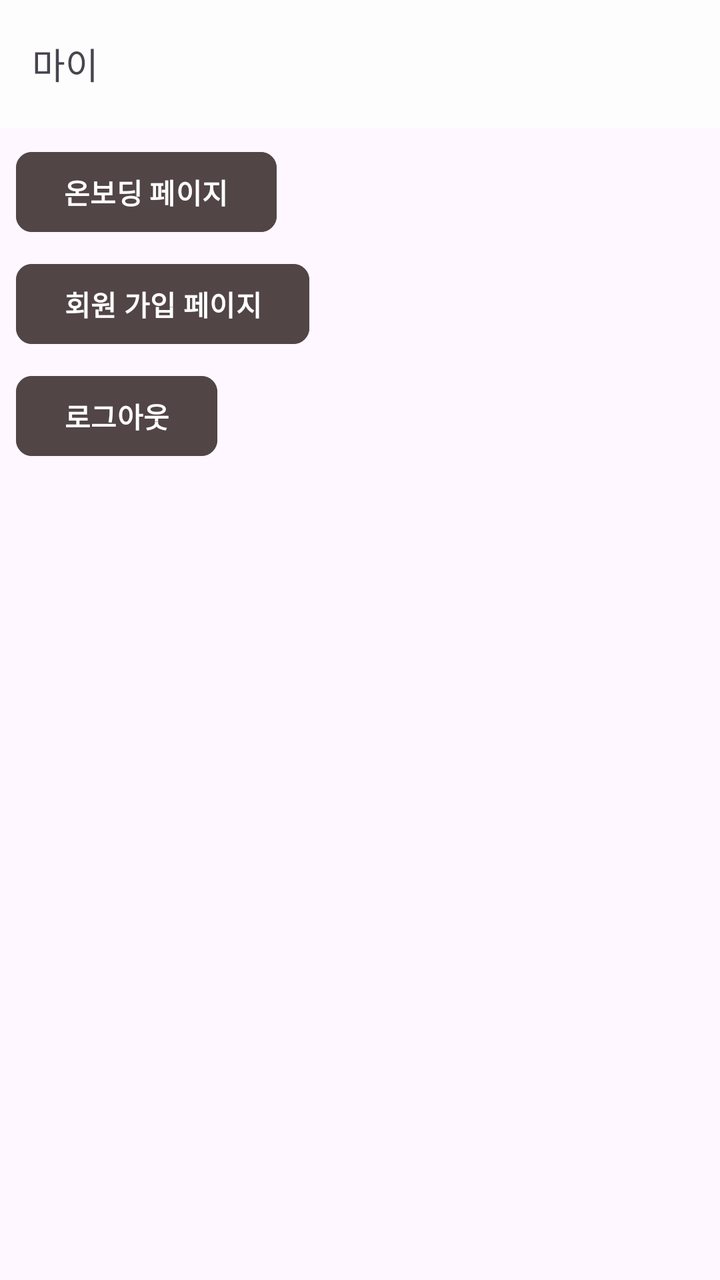
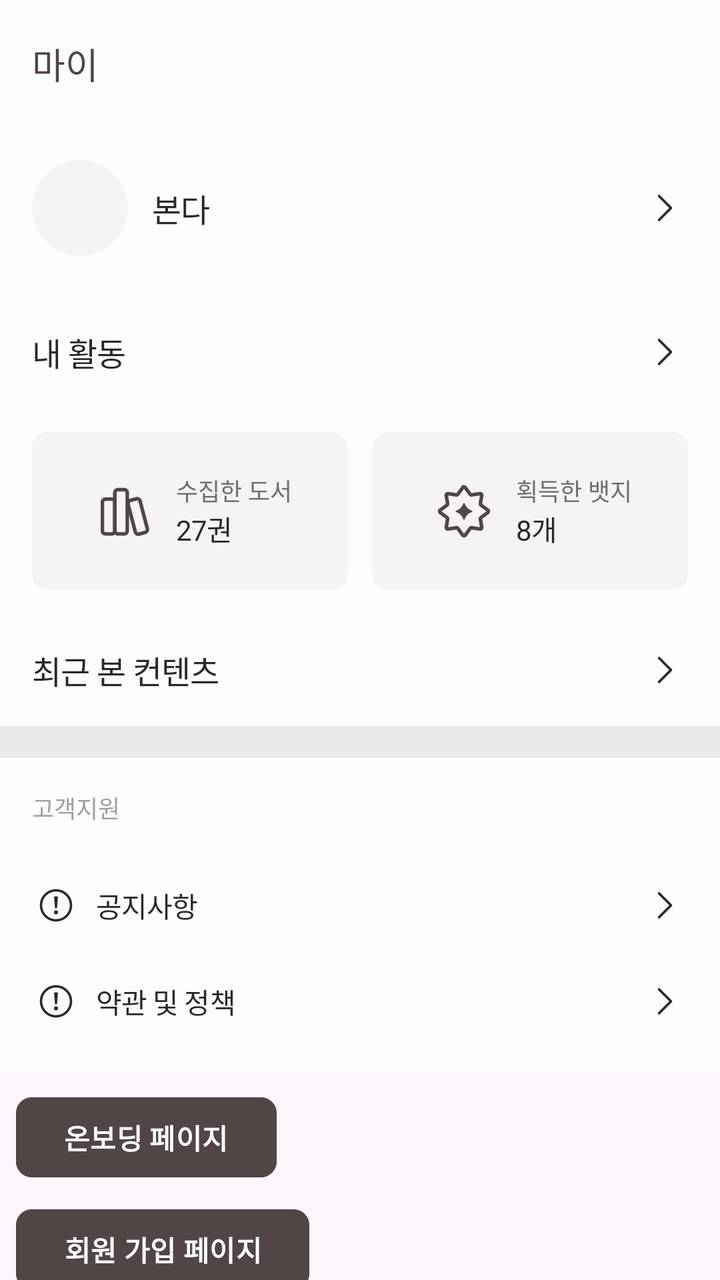

Two renders of the same Android screen: before a commit and after it. Below are the layout's source before the change and the commit's diff.
<!-- AndroidManifest.xml: application theme Theme.Bonda -->
<!-- res/layout/fragment_home_profile.xml -->
<?xml version="1.0" encoding="utf-8"?>
<androidx.coordinatorlayout.widget.CoordinatorLayout xmlns:android="http://schemas.android.com/apk/res/android"
    xmlns:app="http://schemas.android.com/apk/res-auto"
    android:layout_width="match_parent"
    android:layout_height="match_parent">

    <com.google.android.material.appbar.AppBarLayout
        android:layout_width="match_parent"
        android:layout_height="wrap_content">

        <com.google.android.material.appbar.MaterialToolbar
            android:layout_width="match_parent"
            android:layout_height="wrap_content"
            android:background="@color/surface_default_tertiary"
            app:layout_scrollFlags="scroll|enterAlways"
            app:title="마이"
            app:titleTextAppearance="@style/Title2" />

    </com.google.android.material.appbar.AppBarLayout>

    <androidx.core.widget.NestedScrollView
        android:layout_width="match_parent"
        android:layout_height="match_parent"
        app:layout_behavior="@string/appbar_scrolling_view_behavior">
        <androidx.constraintlayout.widget.ConstraintLayout
            android:layout_width="match_parent"
            android:layout_height="match_parent">

            <com.google.android.material.button.MaterialButton
                android:id="@+id/button_onboarding"
                style="@style/Widget.Bonda.Button.Primary"
                android:layout_width="wrap_content"
                android:layout_height="wrap_content"
                android:layout_margin="8dp"
                android:text="온보딩 페이지"
                app:layout_constraintStart_toStartOf="parent"
                app:layout_constraintTop_toTopOf="parent" />

            <com.google.android.material.button.MaterialButton
                android:id="@+id/button_books"
                style="@style/Widget.Bonda.Button.Primary"
                android:layout_width="0dp"
                android:layout_height="wrap_content"
                android:layout_margin="8dp"
                android:text="회원 가입 페이지"
                app:layout_constraintStart_toStartOf="parent"
                app:layout_constraintTop_toBottomOf="@id/button_onboarding" />

            <com.google.android.material.button.MaterialButton
                android:id="@+id/button_sign_in"
                style="@style/Widget.Bonda.Button.Primary"
                android:layout_width="0dp"
                android:layout_height="wrap_content"
                android:layout_margin="8dp"
                android:text="로그아웃"
                app:layout_constraintStart_toStartOf="parent"
                app:layout_constraintTop_toBottomOf="@id/button_books" />

        </androidx.constraintlayout.widget.ConstraintLayout>
    </androidx.core.widget.NestedScrollView>

</androidx.coordinatorlayout.widget.CoordinatorLayout>
<!-- resources referenced by this layout -->
<resources>
  <!-- unchanged entries left out for length: 6 -->
</resources>

<!-- the commit's change to res/layout/fragment_home_profile.xml (unified diff, before → after) -->
@@ -1,62 +1,431 @@
 <?xml version="1.0" encoding="utf-8"?>
-<androidx.coordinatorlayout.widget.CoordinatorLayout xmlns:android="http://schemas.android.com/apk/res/android"
+<androidx.constraintlayout.widget.ConstraintLayout xmlns:android="http://schemas.android.com/apk/res/android"
     xmlns:app="http://schemas.android.com/apk/res-auto"
     android:layout_width="match_parent"
     android:layout_height="match_parent">
 
     <com.google.android.material.appbar.AppBarLayout
-        android:layout_width="match_parent"
-        android:layout_height="wrap_content">
+        android:id="@+id/appbar_layout"
+        android:layout_width="0dp"
+        android:layout_height="wrap_content"
+        app:layout_constraintEnd_toEndOf="parent"
+        app:layout_constraintStart_toStartOf="parent"
+        app:layout_constraintTop_toTopOf="parent">
 
         <com.google.android.material.appbar.MaterialToolbar
             android:layout_width="match_parent"
             android:layout_height="wrap_content"
             android:background="@color/surface_default_tertiary"
-            app:layout_scrollFlags="scroll|enterAlways"
             app:title="마이"
-            app:titleTextAppearance="@style/Title2" />
+            app:titleTextAppearance="@style/Title2"
+            app:titleTextColor="@color/text_accent_primary" />
 
     </com.google.android.material.appbar.AppBarLayout>
 
-    <androidx.core.widget.NestedScrollView
-        android:layout_width="match_parent"
-        android:layout_height="match_parent"
-        app:layout_behavior="@string/appbar_scrolling_view_behavior">
-        <androidx.constraintlayout.widget.ConstraintLayout
-            android:layout_width="match_parent"
-            android:layout_height="match_parent">
-
-            <com.google.android.material.button.MaterialButton
-                android:id="@+id/button_onboarding"
-                style="@style/Widget.Bonda.Button.Primary"
-                android:layout_width="wrap_content"
-                android:layout_height="wrap_content"
-                android:layout_margin="8dp"
-                android:text="온보딩 페이지"
-                app:layout_constraintStart_toStartOf="parent"
+    <androidx.constraintlayout.widget.ConstraintLayout
+        android:id="@+id/constraint_layout"
+        android:layout_width="0dp"
+        android:layout_height="wrap_content"
+        android:background="@color/surface_default_tertiary"
+        android:padding="16dp"
+        app:layout_constraintEnd_toEndOf="parent"
+        app:layout_constraintStart_toStartOf="parent"
+        app:layout_constraintTop_toBottomOf="@id/appbar_layout">
+
+        <androidx.constraintlayout.widget.ConstraintLayout
+            android:id="@+id/button_profile"
+            android:layout_width="0dp"
+            android:layout_height="wrap_content"
+            android:clickable="true"
+            android:focusable="true"
+            android:foreground="?attr/selectableItemBackground"
+            app:layout_constraintEnd_toEndOf="parent"
+            app:layout_constraintStart_toStartOf="parent"
+            app:layout_constraintTop_toTopOf="parent">
+
+            <com.google.android.material.imageview.ShapeableImageView
+                android:id="@+id/profile_image"
+                android:layout_width="48dp"
+                android:layout_height="48dp"
+                android:background="@color/surface_default_primary"
+                android:foreground="@drawable/ic_avatar_foreground"
+                android:foregroundTint="#D9D8D7"
+                android:scaleType="centerCrop"
+                app:layout_constraintBottom_toBottomOf="parent"
+                app:layout_constraintStart_toStartOf="parent"
+                app:layout_constraintTop_toTopOf="parent"
+                app:shapeAppearanceOverlay="@style/ShapeAppearance.MaterialComponents.CircleImage" />
+
+            <com.google.android.material.textview.MaterialTextView
+                android:id="@+id/text_username"
+                android:layout_width="0dp"
+                android:layout_height="wrap_content"
+                android:layout_marginHorizontal="12dp"
+                android:text="본다"
+                android:textAppearance="@style/Body1"
+                android:textColor="@color/text_default_primary"
+                app:layout_constraintBottom_toBottomOf="parent"
+                app:layout_constraintEnd_toStartOf="@id/arrow_username"
+                app:layout_constraintStart_toEndOf="@id/profile_image"
                 app:layout_constraintTop_toTopOf="parent" />
 
-            <com.google.android.material.button.MaterialButton
-                android:id="@+id/button_books"
-                style="@style/Widget.Bonda.Button.Primary"
+            <com.google.android.material.imageview.ShapeableImageView
+                android:id="@+id/arrow_username"
+                android:layout_width="wrap_content"
+                android:layout_height="wrap_content"
+                android:src="@drawable/ic_navigation_next_24dp"
+                app:layout_constraintBottom_toBottomOf="parent"
+                app:layout_constraintEnd_toEndOf="parent"
+                app:layout_constraintTop_toTopOf="parent"
+                app:tint="@color/text_default_primary" />
+
+        </androidx.constraintlayout.widget.ConstraintLayout>
+
+        <androidx.constraintlayout.widget.ConstraintLayout
+            android:id="@+id/button_activity"
+            android:layout_width="0dp"
+            android:layout_height="wrap_content"
+            android:layout_marginTop="36dp"
+            android:clickable="true"
+            android:focusable="true"
+            android:foreground="?attr/selectableItemBackground"
+            app:layout_constraintEnd_toEndOf="parent"
+            app:layout_constraintStart_toStartOf="parent"
+            app:layout_constraintTop_toBottomOf="@id/button_profile">
+
+            <com.google.android.material.textview.MaterialTextView
+                android:layout_width="wrap_content"
+                android:layout_height="wrap_content"
+                android:text="내 활동"
+                android:textAppearance="@style/Body1"
+                android:textColor="@color/text_default_primary"
+                app:layout_constraintBottom_toBottomOf="parent"
+                app:layout_constraintStart_toStartOf="parent"
+                app:layout_constraintTop_toTopOf="parent" />
+
+            <com.google.android.material.imageview.ShapeableImageView
+                android:layout_width="wrap_content"
+                android:layout_height="wrap_content"
+                android:src="@drawable/ic_navigation_next_24dp"
+                app:layout_constraintBottom_toBottomOf="parent"
+                app:layout_constraintEnd_toEndOf="parent"
+                app:layout_constraintTop_toTopOf="parent"
+                app:tint="@color/text_default_primary" />
+
+        </androidx.constraintlayout.widget.ConstraintLayout>
+
+        <androidx.constraintlayout.widget.ConstraintLayout
+            android:id="@+id/constraintLayout2"
+            android:layout_width="0dp"
+            android:layout_height="wrap_content"
+            android:layout_marginTop="28dp"
+            app:layout_constraintEnd_toEndOf="parent"
+            app:layout_constraintStart_toStartOf="parent"
+            app:layout_constraintTop_toBottomOf="@id/button_activity">
+
+            <com.google.android.material.card.MaterialCardView
+                android:id="@+id/button_my_books"
                 android:layout_width="0dp"
-                android:layout_height="wrap_content"
-                android:layout_margin="8dp"
-                android:text="회원 가입 페이지"
-                app:layout_constraintStart_toStartOf="parent"
-                app:layout_constraintTop_toBottomOf="@id/button_onboarding" />
-
-            <com.google.android.material.button.MaterialButton
-                android:id="@+id/button_sign_in"
-                style="@style/Widget.Bonda.Button.Primary"
+                android:layout_height="0dp"
+                android:backgroundTint="@color/background_default_secondary"
+                android:clickable="true"
+                android:focusable="true"
+                android:foreground="?attr/selectableItemBackground"
+                app:cardCornerRadius="8dp"
+                app:layout_constraintBottom_toBottomOf="parent"
+                app:layout_constraintDimensionRatio="2:1"
+                app:layout_constraintEnd_toStartOf="@id/button_my_badges"
+                app:layout_constraintStart_toStartOf="parent"
+                app:layout_constraintTop_toTopOf="parent"
+                app:strokeWidth="0dp">
+
+                <androidx.constraintlayout.widget.ConstraintLayout
+                    android:layout_width="wrap_content"
+                    android:layout_height="wrap_content"
+                    android:layout_gravity="center">
+
+                    <com.google.android.material.imageview.ShapeableImageView
+                        android:id="@+id/ic_my_books"
+                        android:layout_width="36dp"
+                        android:layout_height="36dp"
+                        android:src="@drawable/ic_description_books_24dp"
+                        app:layout_constraintBottom_toBottomOf="parent"
+                        app:layout_constraintStart_toStartOf="parent"
+                        app:layout_constraintTop_toTopOf="parent"
+                        app:tint="@color/border_accent_primary" />
+
+                    <com.google.android.material.textview.MaterialTextView
+                        android:id="@+id/button_my_books_header"
+                        android:layout_width="wrap_content"
+                        android:layout_height="wrap_content"
+                        android:layout_marginStart="8dp"
+                        android:text="수집한 도서"
+                        android:textAppearance="@style/Caption3"
+                        android:textColor="@color/text_default_secondary"
+                        app:layout_constraintBottom_toTopOf="@id/button_my_books_count"
+                        app:layout_constraintStart_toEndOf="@id/ic_my_books"
+                        app:layout_constraintTop_toTopOf="parent" />
+
+                    <com.google.android.material.textview.MaterialTextView
+                        android:id="@+id/button_my_books_count"
+                        android:layout_width="wrap_content"
+                        android:layout_height="wrap_content"
+                        android:layout_marginStart="8dp"
+                        android:text="27권"
+                        android:textAppearance="@style/Body8"
+                        android:textColor="@color/text_default_primary"
+                        app:layout_constraintBottom_toBottomOf="parent"
+                        app:layout_constraintStart_toEndOf="@id/ic_my_books"
+                        app:layout_constraintTop_toBottomOf="@id/button_my_books_header" />
+                </androidx.constraintlayout.widget.ConstraintLayout>
+            </com.google.android.material.card.MaterialCardView>
+
+            <com.google.android.material.card.MaterialCardView
+                android:id="@+id/button_my_badges"
                 android:layout_width="0dp"
-                android:layout_height="wrap_content"
-                android:layout_margin="8dp"
-                android:text="로그아웃"
-                app:layout_constraintStart_toStartOf="parent"
-                app:layout_constraintTop_toBottomOf="@id/button_books" />
-
-        </androidx.constraintlayout.widget.ConstraintLayout>
-    </androidx.core.widget.NestedScrollView>
-
-</androidx.coordinatorlayout.widget.CoordinatorLayout>
+                android:layout_height="0dp"
+                android:layout_marginStart="12dp"
+                android:backgroundTint="@color/background_default_secondary"
+                android:clickable="true"
+                android:focusable="true"
+                android:foreground="?attr/selectableItemBackground"
+                app:cardCornerRadius="8dp"
+                app:layout_constraintBottom_toBottomOf="parent"
+                app:layout_constraintDimensionRatio="2:1"
+                app:layout_constraintEnd_toEndOf="parent"
+                app:layout_constraintStart_toEndOf="@id/button_my_books"
+                app:layout_constraintTop_toTopOf="parent"
+                app:strokeWidth="0dp">
+
+                <androidx.constraintlayout.widget.ConstraintLayout
+                    android:layout_width="wrap_content"
+                    android:layout_height="wrap_content"
+                    android:layout_gravity="center">
+
+                    <com.google.android.material.imageview.ShapeableImageView
+                        android:id="@+id/ic_my_badges"
+                        android:layout_width="36dp"
+                        android:layout_height="36dp"
+                        android:src="@drawable/ic_description_reward_24dp"
+                        app:layout_constraintBottom_toBottomOf="parent"
+                        app:layout_constraintStart_toStartOf="parent"
+                        app:layout_constraintTop_toTopOf="parent"
+                        app:tint="@color/border_accent_primary" />
+
+                    <com.google.android.material.textview.MaterialTextView
+                        android:id="@+id/button_my_badges_header"
+                        android:layout_width="wrap_content"
+                        android:layout_height="wrap_content"
+                        android:layout_marginStart="8dp"
+                        android:text="획득한 뱃지"
+                        android:textAppearance="@style/Caption3"
+                        android:textColor="@color/text_default_secondary"
+                        app:layout_constraintBottom_toTopOf="@id/button_my_badges_count"
+                        app:layout_constraintStart_toEndOf="@id/ic_my_badges"
+                        app:layout_constraintTop_toTopOf="parent" />
+
+                    <com.google.android.material.textview.MaterialTextView
+                        android:id="@+id/button_my_badges_count"
+                        android:layout_width="wrap_content"
+                        android:layout_height="wrap_content"
+                        android:layout_marginStart="8dp"
+                        android:text="8개"
+                        android:textAppearance="@style/Body8"
+                        android:textColor="@color/text_default_primary"
+                        app:layout_constraintBottom_toBottomOf="parent"
+                        app:layout_constraintStart_toEndOf="@id/ic_my_badges"
+                        app:layout_constraintTop_toBottomOf="@id/button_my_badges_header" />
+                </androidx.constraintlayout.widget.ConstraintLayout>
+            </com.google.android.material.card.MaterialCardView>
+
+        </androidx.constraintlayout.widget.ConstraintLayout>
+
+        <androidx.constraintlayout.widget.ConstraintLayout
+            android:id="@+id/button_recent_activity"
+            android:layout_width="0dp"
+            android:layout_height="wrap_content"
+            android:layout_marginTop="28dp"
+            android:clickable="true"
+            android:focusable="true"
+            android:foreground="?attr/selectableItemBackground"
+            app:layout_constraintEnd_toEndOf="parent"
+            app:layout_constraintStart_toStartOf="parent"
+            app:layout_constraintTop_toBottomOf="@+id/constraintLayout2">
+
+            <com.google.android.material.textview.MaterialTextView
+                android:layout_width="wrap_content"
+                android:layout_height="wrap_content"
+                android:text="최근 본 컨텐츠"
+                android:textAppearance="@style/Body1"
+                android:textColor="@color/text_default_primary"
+                app:layout_constraintBottom_toBottomOf="parent"
+                app:layout_constraintStart_toStartOf="parent"
+                app:layout_constraintTop_toTopOf="parent" />
+
+            <com.google.android.material.imageview.ShapeableImageView
+                android:layout_width="wrap_content"
+                android:layout_height="wrap_content"
+                android:src="@drawable/ic_navigation_next_24dp"
+                app:layout_constraintBottom_toBottomOf="parent"
+                app:layout_constraintEnd_toEndOf="parent"
+                app:layout_constraintTop_toTopOf="parent"
+                app:tint="@color/text_default_primary" />
+        </androidx.constraintlayout.widget.ConstraintLayout>
+
+
+    </androidx.constraintlayout.widget.ConstraintLayout>
+
+    <androidx.constraintlayout.widget.ConstraintLayout
+        android:id="@+id/divider"
+        android:layout_width="0dp"
+        android:layout_height="16dp"
+        android:background="@color/border_default_tertiary"
+        app:layout_constraintEnd_toEndOf="parent"
+        app:layout_constraintStart_toStartOf="parent"
+        app:layout_constraintTop_toBottomOf="@id/constraint_layout" />
+
+    <androidx.constraintlayout.widget.ConstraintLayout
+        android:id="@+id/constraintLayout"
+        android:layout_width="0dp"
+        android:layout_height="wrap_content"
+        android:background="@color/surface_default_tertiary"
+        android:padding="16dp"
+        app:layout_constraintEnd_toEndOf="parent"
+        app:layout_constraintStart_toStartOf="parent"
+        app:layout_constraintTop_toBottomOf="@id/divider">
+
+        <com.google.android.material.textview.MaterialTextView
+            android:id="@+id/materialTextView6"
+            android:layout_width="wrap_content"
+            android:layout_height="wrap_content"
+            android:text="고객지원"
+            android:textAppearance="@style/Caption1"
+            android:textColor="@color/text_default_tertiary"
+            app:layout_constraintStart_toStartOf="parent"
+            app:layout_constraintTop_toTopOf="parent" />
+
+        <androidx.constraintlayout.widget.ConstraintLayout
+            android:id="@+id/button_notice"
+            android:layout_width="0dp"
+            android:layout_height="wrap_content"
+            android:layout_marginTop="20dp"
+            android:clickable="true"
+            android:focusable="true"
+            android:foreground="?attr/selectableItemBackground"
+            android:paddingVertical="8dp"
+            app:layout_constraintEnd_toEndOf="parent"
+            app:layout_constraintStart_toStartOf="parent"
+            app:layout_constraintTop_toBottomOf="@+id/materialTextView6">
+
+            <com.google.android.material.imageview.ShapeableImageView
+                android:id="@+id/icon_notice"
+                android:layout_width="wrap_content"
+                android:layout_height="wrap_content"
+                android:src="@drawable/ic_notification_incomplete_24dp"
+                app:layout_constraintBottom_toBottomOf="parent"
+                app:layout_constraintStart_toStartOf="parent"
+                app:layout_constraintTop_toTopOf="parent"
+                app:tint="@color/text_default_primary" />
+
+            <com.google.android.material.textview.MaterialTextView
+                android:layout_width="0dp"
+                android:layout_height="wrap_content"
+                android:layout_marginStart="8dp"
+                android:text="공지사항"
+                android:textAppearance="@style/Body8"
+                android:textColor="@color/text_default_primary"
+                app:layout_constraintBottom_toBottomOf="parent"
+                app:layout_constraintEnd_toStartOf="@id/arrow_notice"
+                app:layout_constraintStart_toEndOf="@id/icon_notice"
+                app:layout_constraintTop_toTopOf="parent" />
+
+            <com.google.android.material.imageview.ShapeableImageView
+                android:id="@+id/arrow_notice"
+                android:layout_width="wrap_content"
+                android:layout_height="wrap_content"
+                android:src="@drawable/ic_navigation_next_24dp"
+                app:layout_constraintBottom_toBottomOf="parent"
+                app:layout_constraintEnd_toEndOf="parent"
+                app:layout_constraintTop_toTopOf="parent"
+                app:tint="@color/text_default_primary" />
+        </androidx.constraintlayout.widget.ConstraintLayout>
+
+        <androidx.constraintlayout.widget.ConstraintLayout
+            android:id="@+id/button_policy"
+            android:layout_width="0dp"
+            android:layout_height="wrap_content"
+            android:layout_marginTop="8dp"
+            android:clickable="true"
+            android:focusable="true"
+            android:foreground="?attr/selectableItemBackground"
+            android:paddingVertical="8dp"
+            app:layout_constraintEnd_toEndOf="parent"
+            app:layout_constraintStart_toStartOf="parent"
+            app:layout_constraintTop_toBottomOf="@+id/button_notice">
+
+            <com.google.android.material.imageview.ShapeableImageView
+                android:id="@+id/icon_policy"
+                android:layout_width="wrap_content"
+                android:layout_height="wrap_content"
+                android:src="@drawable/ic_notification_incomplete_24dp"
+                app:layout_constraintBottom_toBottomOf="parent"
+                app:layout_constraintStart_toStartOf="parent"
+                app:layout_constraintTop_toTopOf="parent"
+                app:tint="@color/text_default_primary" />
+
+            <com.google.android.material.textview.MaterialTextView
+                android:layout_width="0dp"
+                android:layout_height="wrap_content"
+                android:layout_marginStart="8dp"
+                android:text="약관 및 정책"
+                android:textAppearance="@style/Body8"
+                android:textColor="@color/text_default_primary"
+                app:layout_constraintBottom_toBottomOf="parent"
+                app:layout_constraintEnd_toStartOf="@id/arrow_policy"
+                app:layout_constraintStart_toEndOf="@id/icon_policy"
+                app:layout_constraintTop_toTopOf="parent" />
+
+            <com.google.android.material.imageview.ShapeableImageView
+                android:id="@+id/arrow_policy"
+                android:layout_width="wrap_content"
+                android:layout_height="wrap_content"
+                android:src="@drawable/ic_navigation_next_24dp"
+                app:layout_constraintBottom_toBottomOf="parent"
+                app:layout_constraintEnd_toEndOf="parent"
+                app:layout_constraintTop_toTopOf="parent"
+                app:tint="@color/text_default_primary" />
+        </androidx.constraintlayout.widget.ConstraintLayout>
+
+    </androidx.constraintlayout.widget.ConstraintLayout>
+
+    <com.google.android.material.button.MaterialButton
+        android:id="@+id/button_onboarding"
+        style="@style/Widget.Bonda.Button.Primary"
+        android:layout_width="wrap_content"
+        android:layout_height="wrap_content"
+        android:layout_margin="8dp"
+        android:text="온보딩 페이지"
+        app:layout_constraintStart_toStartOf="parent"
+        app:layout_constraintTop_toBottomOf="@+id/constraintLayout" />
+
+    <com.google.android.material.button.MaterialButton
+        android:id="@+id/button_books"
+        style="@style/Widget.Bonda.Button.Primary"
+        android:layout_width="0dp"
+        android:layout_height="wrap_content"
+        android:layout_margin="8dp"
+        android:text="회원 가입 페이지"
+        app:layout_constraintStart_toStartOf="parent"
+        app:layout_constraintTop_toBottomOf="@id/button_onboarding" />
+
+    <com.google.android.material.button.MaterialButton
+        android:id="@+id/button_sign_in"
+        style="@style/Widget.Bonda.Button.Primary"
+        android:layout_width="0dp"
+        android:layout_height="wrap_content"
+        android:layout_margin="8dp"
+        android:text="로그아웃"
+        app:layout_constraintStart_toStartOf="parent"
+        app:layout_constraintTop_toBottomOf="@id/button_books" />
+
+</androidx.constraintlayout.widget.ConstraintLayout>
<!-- resource entries referenced after the edit -->
@@ -1,5 +1,127 @@
 <!-- resources referenced by this layout -->
 <resources>
+  <color name="background_default_secondary">#F5F4F3</color>
+  <color name="border_accent_primary">#524545</color>
+  <color name="border_default_tertiary">#EAEAEA</color>
+  <color name="surface_default_primary">#f5f4f3</color>
+  <color name="text_accent_primary">#524545</color>
+  <color name="text_default_primary">#292929</color>
+  <color name="text_default_secondary">#6E6E6E</color>
+  <color name="text_default_tertiary">#A1A1A1</color>
+  <!-- drawable ic_avatar_foreground (drawable) -->
+  <vector xmlns:android="http://schemas.android.com/apk/res/android"
+      android:width="108dp"
+      android:height="108dp"
+      android:viewportWidth="196"
+      android:viewportHeight="196">
+      <group android:scaleX="0.33398694"
+          android:scaleY="0.35"
+          android:translateX="50"
+          android:translateY="44">
+          <path
+              android:pathData="M173.73,0C196.17,0 214.87,2.74 229.84,8.2C245.09,13.38 256.45,21.15 263.94,31.51C271.71,41.87 275.59,54.96 275.59,70.79C275.59,82.88 272.86,93.38 267.39,102.3C262.21,111.22 255.45,118.56 247.1,124.31C238.76,130.07 229.41,134.53 219.05,137.69C209.27,140.41 199.62,142.1 190.09,142.77C189.14,142.83 188.4,143.62 188.4,144.57C188.4,145.55 189.18,146.34 190.16,146.37C202.49,146.77 214.57,148.48 226.38,151.51C238.76,154.38 249.84,158.84 259.62,164.89C269.4,170.93 277.17,178.84 282.93,188.63C288.68,198.12 291.56,209.92 291.56,224.02C291.56,237.83 288.97,249.92 283.79,260.28C278.9,270.35 271.56,278.84 261.78,285.75C251.99,292.36 239.76,297.4 225.09,300.85C210.41,304.02 193.29,305.6 173.73,305.6L2.47,305.6C1.11,305.6 0,304.49 0,303.13C0,302.04 0.72,301.07 1.77,300.76L10.98,298.05C17.49,296.13 21.95,290.15 21.95,283.36V22.24C21.95,15.45 17.49,9.47 10.98,7.55L1.77,4.84C0.72,4.53 0,3.56 0,2.47C0,1.11 1.11,0 2.47,0L173.73,0ZM162.93,9C148.83,9 136.75,9.29 126.68,9.86C112.37,10.27 102.07,20.33 102.07,34.65V141.82L161.64,141C177.75,140.71 190.85,138.7 200.92,132.95C211.28,126.9 218.9,118.56 223.79,107.91C228.98,97.26 231.56,84.89 231.56,70.79C231.56,50.07 225.81,34.24 214.3,23.31C202.79,12.38 185.67,9 162.93,9ZM206.96,289.23C195.16,294.41 181.06,296.73 164.66,297C102.07,298.05 102.07,275.5 102.07,233.38V148.5L161.64,149.32C190.7,149.9 211.71,155.25 224.66,167.04C237.9,178.56 244.51,196.54 244.51,221C244.51,239.42 241.2,254.52 234.59,266.32C228.26,277.83 219.05,284.05 206.96,289.23Z"
+              android:fillColor="#000000"
+              android:fillType="evenOdd"/>
+      </group>
+  </vector>
+  <!-- drawable ic_description_books_24dp (drawable) -->
+  <vector xmlns:android="http://schemas.android.com/apk/res/android"
+      android:width="24dp"
+      android:height="24dp"
+      android:viewportWidth="24"
+      android:viewportHeight="24">
+    <path
+        android:pathData="M5.8,7.925L7.944,7.925A1,1 0,0 1,8.944 8.925L8.944,18.521A1,1 0,0 1,7.944 19.521L5.8,19.521A1,1 0,0 1,4.8 18.521L4.8,8.925A1,1 0,0 1,5.8 7.925z"
+        android:strokeWidth="1.2"
+        android:fillColor="#00000000"
+        android:strokeColor="#000"/>
+    <path
+        android:pathData="M9.944,4.762L12.088,4.762A1,1 0,0 1,13.088 5.762L13.088,18.521A1,1 0,0 1,12.088 19.521L9.944,19.521A1,1 0,0 1,8.944 18.521L8.944,5.762A1,1 0,0 1,9.944 4.762z"
+        android:strokeWidth="1.2"
+        android:fillColor="#00000000"
+        android:strokeColor="#000"/>
+    <path
+        android:pathData="M14.053,8.387L16.126,7.822A1.004,0.996 120.004,0 1,17.346 8.526L19.785,17.792A1.004,0.996 120.004,0 1,19.075 19.022L17.002,19.587A1.004,0.996 120.004,0 1,15.782 18.883L13.343,9.617A1.004,0.996 120.004,0 1,14.053 8.387z"
+        android:strokeWidth="1.2"
+        android:fillColor="#00000000"
+        android:strokeColor="#000"/>
+  </vector>
+  <!-- drawable ic_description_reward_24dp (drawable) -->
+  <vector xmlns:android="http://schemas.android.com/apk/res/android"
+      android:width="24dp"
+      android:height="24dp"
+      android:viewportWidth="24"
+      android:viewportHeight="24">
+    <path
+        android:pathData="M11.596,4.055a0.5,0.5 0,0 1,0.808 0l1.66,2.28a0.5,0.5 0,0 0,0.482 0.199l2.786,-0.438a0.5,0.5 0,0 1,0.572 0.572l-0.438,2.786a0.5,0.5 0,0 0,0.2 0.481l2.28,1.66a0.5,0.5 0,0 1,0 0.81l-2.28,1.66a0.5,0.5 0,0 0,-0.2 0.481l0.438,2.786a0.5,0.5 0,0 1,-0.572 0.572l-2.786,-0.438a0.5,0.5 0,0 0,-0.481 0.2l-1.66,2.28a0.5,0.5 0,0 1,-0.81 0l-1.66,-2.28a0.5,0.5 0,0 0,-0.481 -0.2l-2.786,0.438a0.5,0.5 0,0 1,-0.572 -0.572l0.438,-2.786a0.5,0.5 0,0 0,-0.2 -0.481l-2.28,-1.66a0.5,0.5 0,0 1,0 -0.81l2.28,-1.66a0.5,0.5 0,0 0,0.2 -0.481l-0.438,-2.786a0.5,0.5 0,0 1,0.572 -0.572l2.786,0.438a0.5,0.5 0,0 0,0.481 -0.2l1.66,-2.28Z"
+        android:strokeWidth="1.2"
+        android:fillColor="#00000000"
+        android:strokeColor="#000"/>
+    <path
+        android:pathData="M12.012,9.172c0.085,0 0.157,0.059 0.183,0.14a3.925,3.925 0,0 0,2.494 2.492c0.08,0.027 0.14,0.099 0.14,0.184v0.023c0,0.086 -0.06,0.158 -0.14,0.184a3.925,3.925 0,0 0,-2.494 2.494,0.198 0.198,0 0,1 -0.184,0.14h-0.023a0.198,0.198 0,0 1,-0.184 -0.14,3.924 3.924,0 0,0 -2.492,-2.494 0.198,0.198 0,0 1,-0.14 -0.207c0,-0.085 0.059,-0.158 0.14,-0.184a3.924,3.924 0,0 0,2.492 -2.493,0.198 0.198,0 0,1 0.208,-0.14Z"
+        android:fillColor="#000"
+        android:fillType="evenOdd"/>
+  </vector>
+  <!-- drawable ic_navigation_next_24dp (drawable) -->
+  <vector xmlns:android="http://schemas.android.com/apk/res/android"
+      android:width="24dp"
+      android:height="24dp"
+      android:viewportWidth="24"
+      android:viewportHeight="24">
+    <path
+        android:pathData="m9.5,18 l6,-6 -6,-6"
+        android:strokeLineJoin="round"
+        android:strokeWidth="1.2"
+        android:fillColor="#00000000"
+        android:strokeColor="#000"
+        android:strokeLineCap="round"/>
+  </vector>
+  <!-- drawable ic_notification_incomplete_24dp (drawable) -->
+  <vector xmlns:android="http://schemas.android.com/apk/res/android"
+      android:width="24dp"
+      android:height="24dp"
+      android:viewportWidth="24"
+      android:viewportHeight="24">
+    <path
+        android:pathData="M12,12m-7.5,0a7.5,7.5 0,1 1,15 0a7.5,7.5 0,1 1,-15 0"
+        android:strokeWidth="1.2"
+        android:fillColor="#00000000"
+        android:strokeColor="#000"/>
+    <path
+        android:pathData="M11.045,8.042a0.5,0.5 0,0 1,0.498 -0.542h0.914a0.5,0.5 0,0 1,0.498 0.542l-0.417,5a0.5,0.5 0,0 1,-0.498 0.458h-0.08a0.5,0.5 0,0 1,-0.498 -0.459l-0.417,-5Z"
+        android:fillColor="#000"/>
+    <path
+        android:pathData="M12,15.5m-1,0a1,1 0,1 1,2 0a1,1 0,1 1,-2 0"
+        android:fillColor="#000"/>
+  </vector>
+  <style name="Body1">
+          <item name="fontFamily">@font/pretendard_semibold</item>
+          <item name="android:textSize">16sp</item>
+          <item name="android:letterSpacing">-0.02</item>
+          <item name="android:lineHeight">22.4sp</item>
+      </style>
+  <style name="Body8">
+          <item name="fontFamily">@font/pretendard_regular</item>
+          <item name="android:textSize">14sp</item>
+          <item name="android:letterSpacing">-0.02</item>
+          <item name="android:lineHeight">25.2sp</item>
+      </style>
+  <style name="Caption1">
+          <item name="fontFamily">@font/pretendard_semibold</item>
+          <item name="android:textSize">12sp</item>
+          <item name="android:letterSpacing">0</item>
+          <item name="android:lineHeight">16.8sp</item>
+      </style>
+  <style name="Caption3">
+          <item name="fontFamily">@font/pretendard_regular</item>
+          <item name="android:textSize">12sp</item>
+          <item name="android:letterSpacing">0</item>
+          <item name="android:lineHeight">16.8sp</item>
+      </style>
+  <style name="ShapeAppearance.MaterialComponents.CircleImage" parent="">
+          <item name="cornerFamily">rounded</item>
+          <item name="cornerSize">50%</item>
+      </style>
   <!-- unchanged entries left out for length: 6 -->
 </resources>
 
